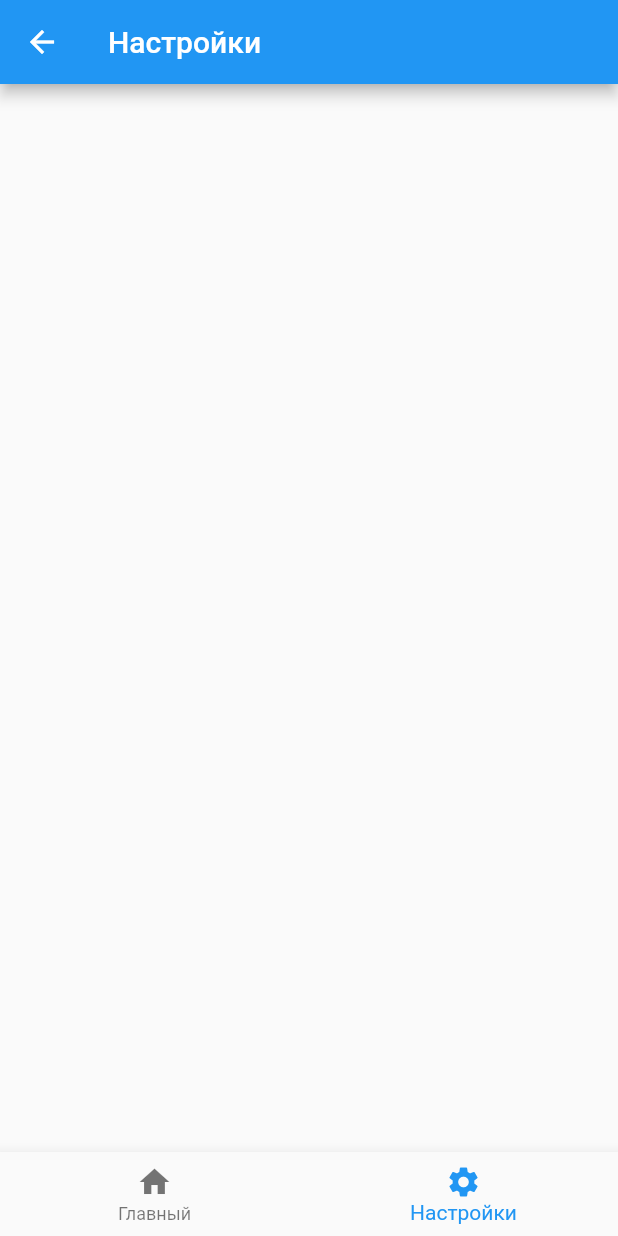
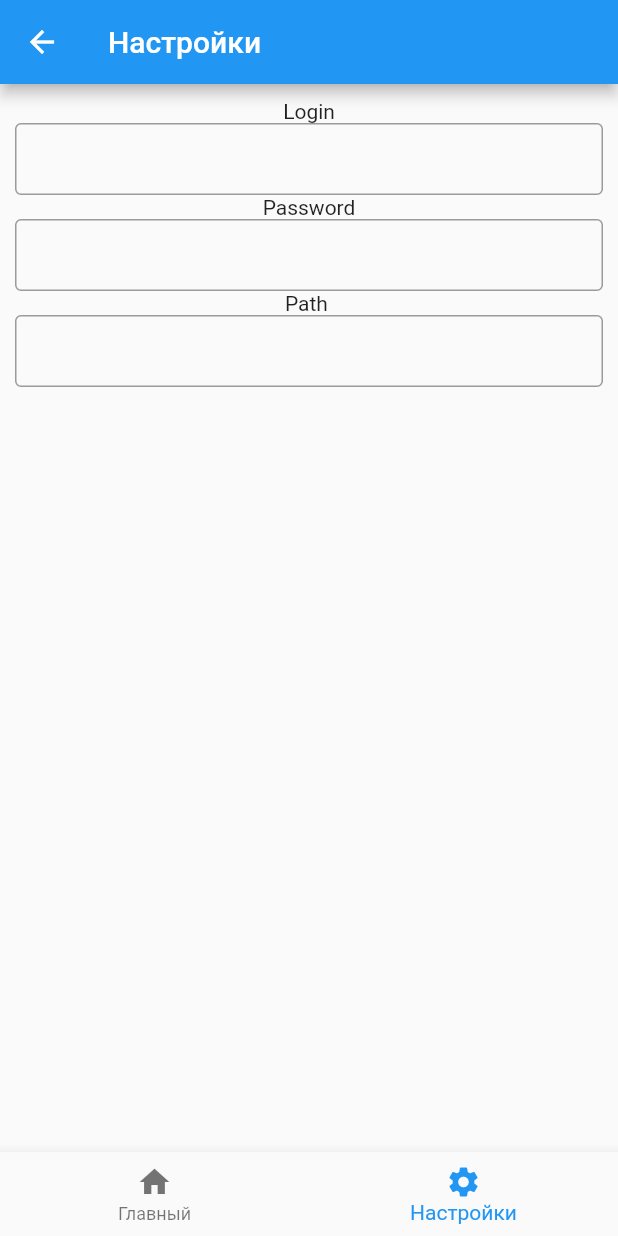
Before and after one commit to LinarErg/my_money, a Flutter app: the MainSettingWidget screen opened by its route, on a phone screen of 412 x 824 dp. Run offline on Flutter 3.47's test engine with Material 2 defaults, Android fonts, the phone set to English and light mode, and no system bars.

Commit message:
add: Authorization setting screen
Добавлены поля авторизации и пути подключения к http сервису

```diff
--- a/lib/main_settings/main_settings_screen.dart
+++ b/lib/main_settings/main_settings_screen.dart
@@ -17,9 +17,89 @@ class _MainSettingWidgetState extends State<MainSettingWidget> {
         appBar: AppBar(
           title: const Text('Настройки'),
         ),
-        body: Container(),
-        bottomNavigationBar: BottomNavigationBarWidget(currentIndex: 1,),
+        body: Container(
+          padding: const EdgeInsets.symmetric(horizontal: 10, vertical: 10),
+          child: Column(
+            children: const [
+              AuthorizationSettingWidget(),
+              SaveSettingButtonWidget(),
+            ],
+          ),
+        ),
+        bottomNavigationBar: BottomNavigationBarWidget(
+          currentIndex: 1,
+        ),
       ),
     );
   }
 }
+
+class SaveSettingButtonWidget extends StatelessWidget {
+  const SaveSettingButtonWidget({
+    Key? key,
+  }) : super(key: key);
+
+  @override
+  Widget build(BuildContext context) {
+    return Column();
+  }
+}
+
+class AuthorizationSettingWidget extends StatefulWidget {
+  const AuthorizationSettingWidget({
+    Key? key,
+  }) : super(key: key);
+
+  @override
+  State<AuthorizationSettingWidget> createState() =>
+      _AuthorizationSettingWidgetState();
+}
+
+class _AuthorizationSettingWidgetState
+    extends State<AuthorizationSettingWidget> {
+  TextEditingController textEditControllerLogin = TextEditingController();
+  TextEditingController textEditControllerPassword = TextEditingController();
+  TextEditingController textEditControllerPath = TextEditingController();
+  final textFieldDecoration = const InputDecoration(
+    border: OutlineInputBorder(),
+    contentPadding: EdgeInsets.symmetric(horizontal: 5),
+  );
+
+  @override
+  Widget build(BuildContext context) {
+    return Column(
+      children: [
+        const Text(
+          'Login',
+        ),
+        TextField(
+          style: const TextStyle(fontWeight: FontWeight.w600),
+          controller: textEditControllerLogin,
+          decoration: textFieldDecoration,
+          textAlign: TextAlign.center,
+          readOnly: false,
+        ),
+        const Text(
+          'Password',
+        ),
+        TextField(
+          style: const TextStyle(fontWeight: FontWeight.w600),
+          controller: textEditControllerPassword,
+          decoration: textFieldDecoration,
+          textAlign: TextAlign.center,
+          readOnly: false,
+        ),
+        const Text(
+          'Path ',
+        ),
+        TextField(
+          style: const TextStyle(fontWeight: FontWeight.w600),
+          controller: textEditControllerPath,
+          decoration: textFieldDecoration,
+          textAlign: TextAlign.center,
+          readOnly: false,
+        ),
+      ],
+    );
+  }
+}
```
